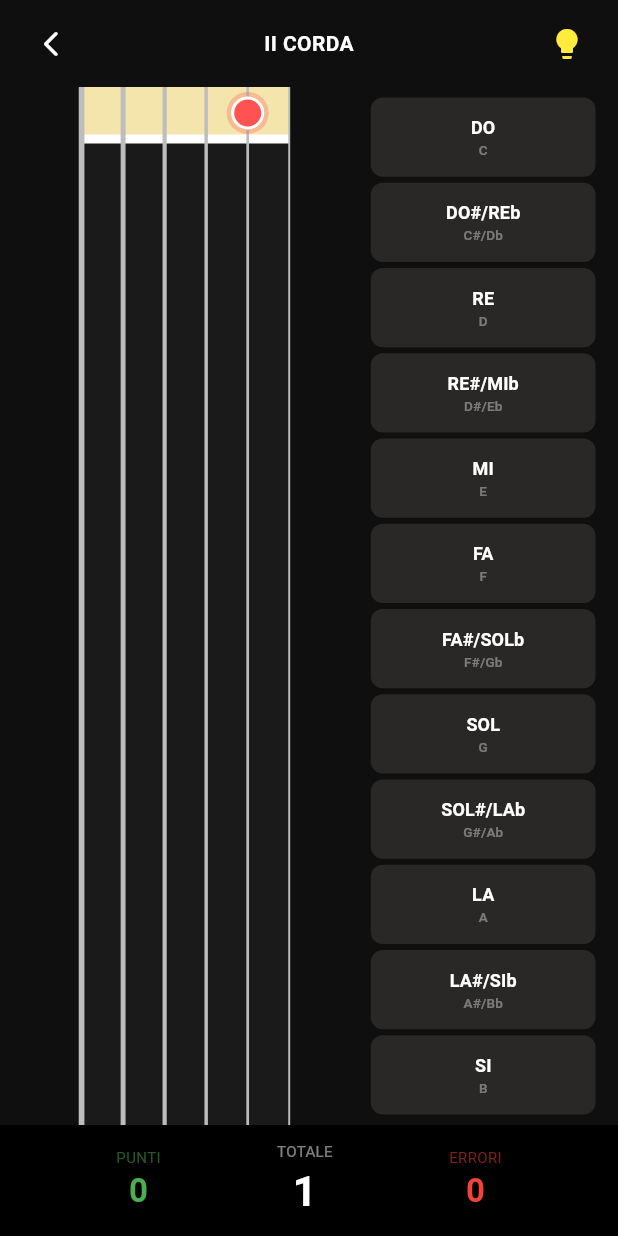
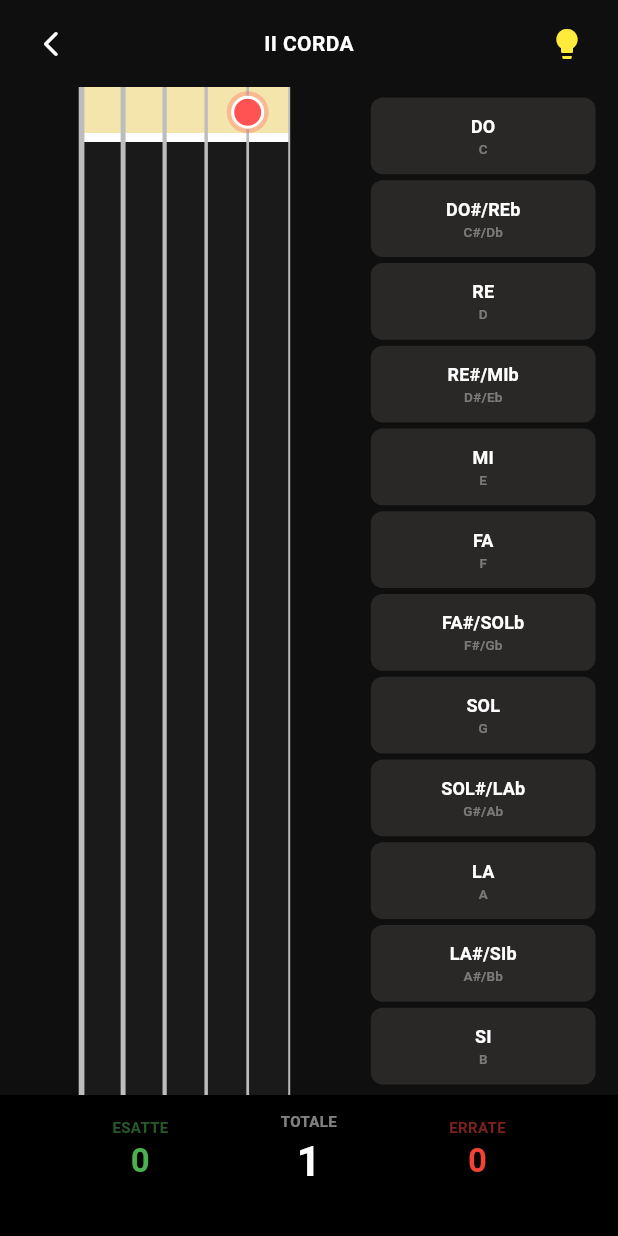
Before and after one commit to LimeBob1985/what-note-is-it, a Flutter app: the GamePage screen opened directly with empty values, after a tap on the "lightbulb" icon, on a phone screen of 412 x 824 dp. Run offline on Flutter 3.47's test engine with Material 3 defaults, Android fonts, the phone set to English and light mode, and no system bars; our stand-ins replace shared_preferences; accounts and stored records are empty.

Commit message:
Altre importanti modifiche

```diff
--- a/lib/screens/game_page.dart
+++ b/lib/screens/game_page.dart
@@ -15,7 +15,7 @@ class GamePage extends StatefulWidget {
   final int frets;
   final int? timer;
   final String mode;
-  final List<int>? lockedStrings; // MODIFICATO: Accetta una lista di corde
+  final List<int>? lockedStrings;
 
   const GamePage({
     super.key,
@@ -259,15 +259,14 @@ class _GamePageState extends State<GamePage> {
 
   @override
   Widget build(BuildContext context) {
-    bool hasLockedStrings = widget.lockedStrings != null && widget.lockedStrings!.isNotEmpty;
-
-    // MODIFICA RICHIESTA: In modalità INDOVINA scrivi sempre "CHE NOTA È?" in bianco.
     String headerIndovina = "CHE NOTA È?";
     String headerTrova = "${MusicLogic.romanNumerals[currentString - 1]} CORDA";
 
     return Scaffold(
       backgroundColor: const Color(0xFF0F0F0F),
       body: SafeArea(
+        // FIX: 'bottom: false' permette al colore del footer di estendersi fino alla base
+        bottom: false,
         child: Column(
           children: [
             Padding(
@@ -389,7 +388,12 @@ class _GamePageState extends State<GamePage> {
                 ],
               ),
             ),
-            GameScoreFooter(correct: correct, total: total, wrong: wrong),
+            // Modificato per passare le etichette corrette (assicurati che il widget le supporti o modificale nel widget footer)
+            GameScoreFooter(
+              correct: correct,
+              total: total,
+              wrong: wrong,
+            ),
           ],
         ),
       ),
--- a/lib/widgets/game_score_footer.dart
+++ b/lib/widgets/game_score_footer.dart
@@ -15,18 +15,17 @@ class GameScoreFooter extends StatelessWidget {
   @override
   Widget build(BuildContext context) {
     return Container(
-      padding: const EdgeInsets.symmetric(vertical: 10),
+      // Aumentiamo leggermente il padding inferiore per centrare meglio i testi con la barra iPhone
+      padding: const EdgeInsets.only(top: 10, bottom: 30),
       width: double.infinity,
-      color: Colors.black,
-      child: SafeArea(
-        child: Row(
-          mainAxisAlignment: MainAxisAlignment.spaceEvenly,
-          children: [
-            _statWithLabel("PUNTI", correct, Colors.green),
-            _statWithLabel("TOTALE", total, Colors.white, isBig: true),
-            _statWithLabel("ERRORI", wrong, Colors.red),
-          ],
-        ),
+      color: Colors.black, // Questo nero ora coprirà tutta la base
+      child: Row(
+        mainAxisAlignment: MainAxisAlignment.spaceEvenly,
+        children: [
+          _statWithLabel("ESATTE", correct, Colors.green),
+          _statWithLabel("TOTALE", total, Colors.white, isBig: true),
+          _statWithLabel("ERRATE", wrong, Colors.red),
+        ],
       ),
     );
   }
@@ -37,7 +36,7 @@ class GameScoreFooter extends StatelessWidget {
       children: [
         Text(
           label,
-          style: TextStyle(color: col.withOpacity(0.5), fontSize: 10),
+          style: TextStyle(color: col.withOpacity(0.5), fontSize: 10, fontWeight: FontWeight.bold),
         ),
         Text(
           "$val",
--- a/lib/widgets/guitar_neck_painter.dart
+++ b/lib/widgets/guitar_neck_painter.dart
@@ -1,3 +1,4 @@
+// lib/widgets/guitar_neck_painter.dart
 import 'package:flutter/material.dart';
 
 class GuitarNeckPainter extends CustomPainter {
@@ -32,20 +33,16 @@ class GuitarNeckPainter extends CustomPainter {
 
     final Paint paint = Paint()..isAntiAlias = true;
 
-    // MODIFICA: padX ora definisce la larghezza fissa del manico dritto
     final double padX = width * 0.22;
     final double usableW = width - (padX * 2);
     final double nutY = height * 0.05;
     final double stringGap = usableW / 5;
 
-    // --- DISEGNO LEGNO (RETTANGOLARE DRITTO) ---
+    // --- DISEGNO LEGNO ---
     paint.color = neckWood;
-    // Disegniamo il rettangolo di fondo largo quanto la tastiera
-    canvas.drawRect(
-        Rect.fromLTRB(padX, 0, width - padX, height),
-        paint);
+    canvas.drawRect(Rect.fromLTRB(padX, 0, width - padX, height), paint);
 
-    // --- TASTIERA (RETTANGOLARE DRITTA) ---
+    // --- TASTIERA ---
     paint.color = fretboardWood;
     canvas.drawRect(Rect.fromLTWH(padX, nutY, usableW, height - nutY), paint);
 
@@ -54,7 +51,7 @@ class GuitarNeckPainter extends CustomPainter {
     paint.strokeWidth = 6;
     canvas.drawLine(Offset(padX, nutY), Offset(width - padX, nutY), paint);
 
-    // --- LOGICA TASTI (FISICA REALE) ---
+    // --- LOGICA TASTI ---
     List<double> fretPositions = [nutY];
     double currentPos = nutY;
     final double spacingFactor = frets > 12 ? 0.96 : 0.9438;
@@ -72,15 +69,18 @@ class GuitarNeckPainter extends CustomPainter {
       currentPos += currentFretStep;
       fretPositions.add(currentPos);
 
-      // --- INLAYS (PALLINI) ---
-      if ([3, 5, 7, 9, 12].contains(i)) {
+      // --- INLAYS (PALLINI) AGGIORNATI ---
+      // Aggiunti 15, 17, 19, 21 e predisposto il 24 per il doppio pallino
+      if ([3, 5, 7, 9, 12, 15, 17, 19, 21, 24].contains(i)) {
         final double centerY = previousPos + (currentFretStep / 2);
         final Paint inlayPaint = Paint()..color = Colors.white.withAlpha(50);
 
-        if (i == 12) {
+        // I tasti 12 e 24 hanno il doppio pallino laterale
+        if (i == 12 || i == 24) {
           canvas.drawCircle(Offset(padX + (1.5 * stringGap), centerY), 5, inlayPaint);
           canvas.drawCircle(Offset(padX + (3.5 * stringGap), centerY), 5, inlayPaint);
         } else {
+          // Tutti gli altri hanno il pallino singolo centrale
           canvas.drawCircle(Offset(width / 2, centerY), 5, inlayPaint);
         }
       }
@@ -91,7 +91,7 @@ class GuitarNeckPainter extends CustomPainter {
       currentFretStep *= spacingFactor;
     }
 
-    // --- CORDE (SPESSORE VARIABILE) ---
+    // --- CORDE ---
     for (int i = 0; i < 6; i++) {
       double x = padX + (i * stringGap);
       paint.color = stringMetal;
```
Also changed, not shown: assets/images/app_logo.png, 26 other files.
